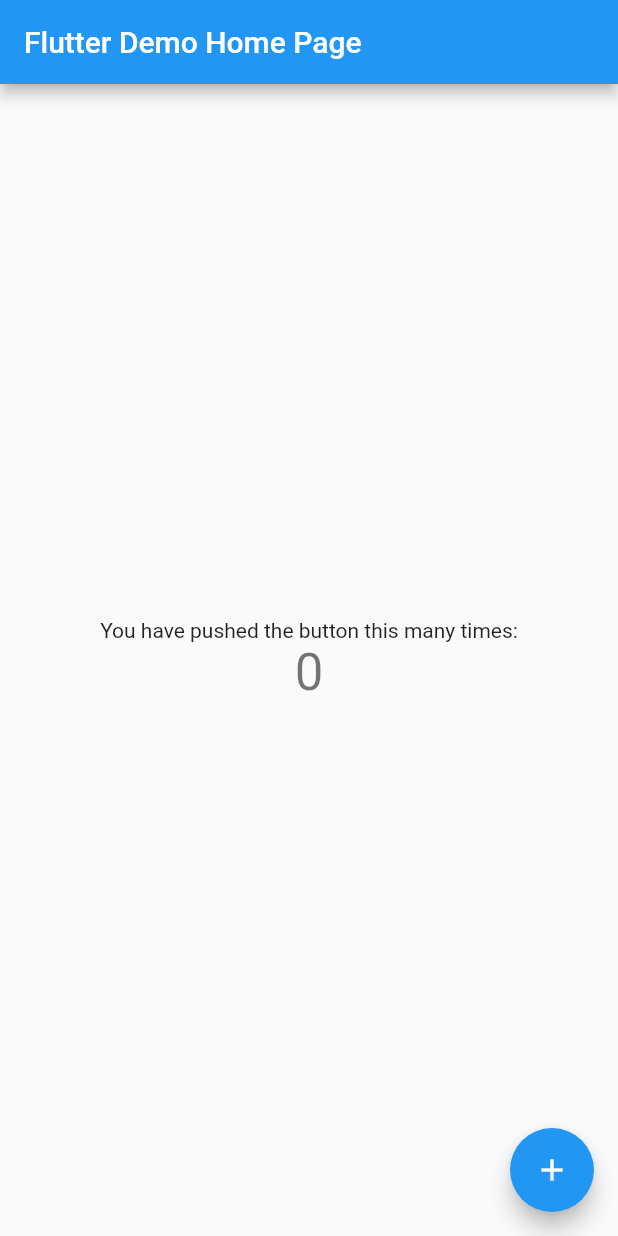
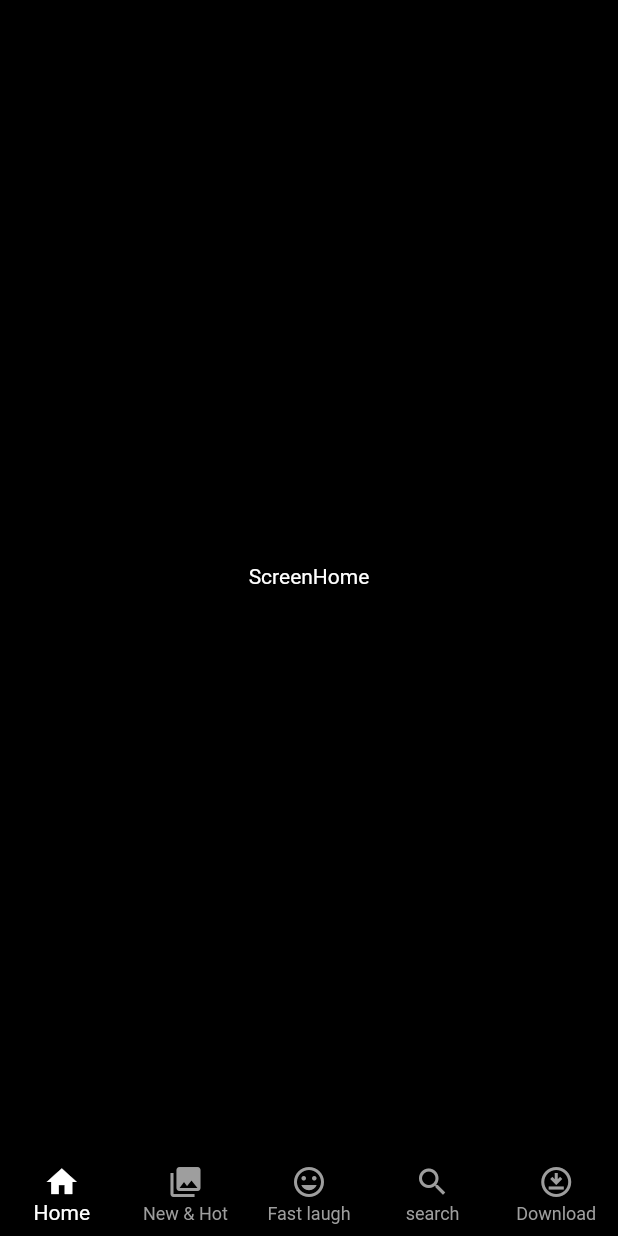
Before and after one commit to sufiyansakkeer/Netflix--clone, a Flutter app: the screen it shows after launch, on a phone screen of 412 x 824 dp. Run offline on Flutter 3.47's test engine with Material 2 defaults, Android fonts, the phone set to English and light mode, and no system bars.

Commit message:
arranged in folders
--bottom navigation bar added
--changed the ui in dark theme

```diff
--- /dev/null
+++ b/lib/core/colors/colors.dart
@@ -0,0 +1,4 @@
+import 'package:flutter/material.dart';
+
+const backgroundColor = Colors.black;
+const textColor = Colors.white;
--- a/lib/main.dart
+++ b/lib/main.dart
@@ -1,4 +1,6 @@
 import 'package:flutter/material.dart';
+import 'package:netflix_clone/core/colors/colors.dart';
+import 'package:netflix_clone/presentation/root_pages/root_page.dart';
 
 void main() {
   runApp(const MyApp());
@@ -11,67 +13,18 @@ class MyApp extends StatelessWidget {
   @override
   Widget build(BuildContext context) {
     return MaterialApp(
-      title: 'Flutter Demo',
       theme: ThemeData(
-        // This is the theme of your application.
-        //
-        // Try running your application with "flutter run". You'll see the
-        // application has a blue toolbar. Then, without quitting the app, try
-        // changing the primarySwatch below to Colors.green and then invoke
-        // "hot reload" (press "r" in the console where you ran "flutter run",
-        // or simply save your changes to "hot reload" in a Flutter IDE).
-        // Notice that the counter didn't reset back to zero; the application
-        // is not restarted.
         primarySwatch: Colors.blue,
+        colorScheme: const ColorScheme.dark(),
+        scaffoldBackgroundColor: backgroundColor,
+        textTheme: const TextTheme(
+          bodyLarge: TextStyle(color: Colors.white),
+          bodyMedium: TextStyle(
+            color: Colors.white,
+          ),
+        ),
       ),
-      home: const MyHomePage(title: 'Flutter Demo Home Page'),
+      home: const RootPage(),
     );
   }
 }
-
-class MyHomePage extends StatefulWidget {
-  const MyHomePage({super.key, required this.title});
-
-  final String title;
-
-  @override
-  State<MyHomePage> createState() => _MyHomePageState();
-}
-
-class _MyHomePageState extends State<MyHomePage> {
-  int _counter = 0;
-
-  void _incrementCounter() {
-    setState(() {
-      _counter++;
-    });
-  }
-
-  @override
-  Widget build(BuildContext context) {
-    return Scaffold(
-      appBar: AppBar(
-        title: Text(widget.title),
-      ),
-      body: Center(
-        child: Column(
-          mainAxisAlignment: MainAxisAlignment.center,
-          children: <Widget>[
-            const Text(
-              'You have pushed the button this many times:',
-            ),
-            Text(
-              '$_counter',
-              style: Theme.of(context).textTheme.headlineMedium,
-            ),
-          ],
-        ),
-      ),
-      floatingActionButton: FloatingActionButton(
-        onPressed: _incrementCounter,
-        tooltip: 'Increment',
-        child: const Icon(Icons.add),
-      ), // This trailing comma makes auto-formatting nicer for build methods.
-    );
-  }
-}
--- /dev/null
+++ b/lib/presentation/downloads/screen_download.dart
@@ -0,0 +1,14 @@
+import 'package:flutter/material.dart';
+
+class ScreenDownload extends StatelessWidget {
+  const ScreenDownload({super.key});
+
+  @override
+  Widget build(BuildContext context) {
+    return const Scaffold(
+      body: Center(
+        child: Text('ScreenDownload'),
+      ),
+    );
+  }
+}
--- /dev/null
+++ b/lib/presentation/fast_laugh/fast_laugh.dart
@@ -0,0 +1,14 @@
+import 'package:flutter/material.dart';
+
+class ScreenFastAndLaugh extends StatelessWidget {
+  const ScreenFastAndLaugh({super.key});
+
+  @override
+  Widget build(BuildContext context) {
+    return const Scaffold(
+      body: Center(
+        child: Text('ScreenFastAndLaugh'),
+      ),
+    );
+  }
+}
--- /dev/null
+++ b/lib/presentation/home/home_screen.dart
@@ -0,0 +1,14 @@
+import 'package:flutter/material.dart';
+
+class ScreenHome extends StatelessWidget {
+  const ScreenHome({super.key});
+
+  @override
+  Widget build(BuildContext context) {
+    return const Scaffold(
+      body: Center(
+        child: Text('ScreenHome'),
+      ),
+    );
+  }
+}
--- /dev/null
+++ b/lib/presentation/new_and_hot/new_and_hot.dart
@@ -0,0 +1,14 @@
+import 'package:flutter/material.dart';
+
+class ScreenNewAndHot extends StatelessWidget {
+  const ScreenNewAndHot({super.key});
+
+  @override
+  Widget build(BuildContext context) {
+    return const Scaffold(
+      body: Center(
+        child: Text('ScreenNewAndHot'),
+      ),
+    );
+  }
+}
--- /dev/null
+++ b/lib/presentation/root_pages/root_page.dart
@@ -0,0 +1,33 @@
+import 'package:flutter/material.dart';
+import 'package:netflix_clone/core/colors/colors.dart';
+import 'package:netflix_clone/presentation/downloads/screen_download.dart';
+import 'package:netflix_clone/presentation/fast_laugh/fast_laugh.dart';
+import 'package:netflix_clone/presentation/home/home_screen.dart';
+import 'package:netflix_clone/presentation/new_and_hot/new_and_hot.dart';
+import 'package:netflix_clone/presentation/root_pages/widgets/bottom_navigation.dart';
+import 'package:netflix_clone/presentation/search_screen/screen_search.dart';
+
+class RootPage extends StatelessWidget {
+  const RootPage({super.key});
+
+  @override
+  Widget build(BuildContext context) {
+    final pages = [
+      const ScreenHome(),
+      const ScreenNewAndHot(),
+      const ScreenFastAndLaugh(),
+      const ScreenSearch(),
+      const ScreenDownload(),
+    ];
+    return Scaffold(
+      backgroundColor: backgroundColor,
+      body: ValueListenableBuilder(
+        valueListenable: bottomNavigationBarIndexNotifier,
+        builder: (context, index, child) {
+          return pages[index];
+        },
+      ),
+      bottomNavigationBar: const BottomNavigationWidget(),
+    );
+  }
+}
--- /dev/null
+++ b/lib/presentation/root_pages/widgets/bottom_navigation.dart
@@ -0,0 +1,63 @@
+import 'package:flutter/material.dart';
+import 'package:netflix_clone/core/colors/colors.dart';
+
+ValueNotifier<int> bottomNavigationBarIndexNotifier = ValueNotifier(0);
+
+class BottomNavigationWidget extends StatelessWidget {
+  const BottomNavigationWidget({super.key});
+
+  @override
+  Widget build(BuildContext context) {
+    return ValueListenableBuilder(
+      valueListenable: bottomNavigationBarIndexNotifier,
+      builder: (context, newIndex, child) => BottomNavigationBar(
+        currentIndex: newIndex,
+        onTap: (value) {
+          bottomNavigationBarIndexNotifier.value = value;
+        },
+        type: BottomNavigationBarType.fixed,
+        backgroundColor: backgroundColor,
+        selectedItemColor: Colors.white,
+        unselectedItemColor: Colors.grey,
+        selectedIconTheme: const IconThemeData(
+          color: Colors.white,
+        ),
+        unselectedIconTheme: const IconThemeData(
+          color: Colors.grey,
+        ),
+        items: const [
+          BottomNavigationBarItem(
+            icon: Icon(
+              Icons.home,
+            ),
+            label: 'Home',
+          ),
+          BottomNavigationBarItem(
+            icon: Icon(
+              Icons.collections,
+            ),
+            label: 'New & Hot',
+          ),
+          BottomNavigationBarItem(
+            icon: Icon(
+              Icons.tag_faces_outlined,
+            ),
+            label: 'Fast laugh',
+          ),
+          BottomNavigationBarItem(
+            icon: Icon(
+              Icons.search,
+            ),
+            label: 'search',
+          ),
+          BottomNavigationBarItem(
+            icon: Icon(
+              Icons.download_for_offline_outlined,
+            ),
+            label: 'Download',
+          ),
+        ],
+      ),
+    );
+  }
+}
--- /dev/null
+++ b/lib/presentation/search_screen/screen_search.dart
@@ -0,0 +1,14 @@
+import 'package:flutter/material.dart';
+
+class ScreenSearch extends StatelessWidget {
+  const ScreenSearch({super.key});
+
+  @override
+  Widget build(BuildContext context) {
+    return const Scaffold(
+      body: Center(
+        child: Text('ScreenSearch'),
+      ),
+    );
+  }
+}
```
